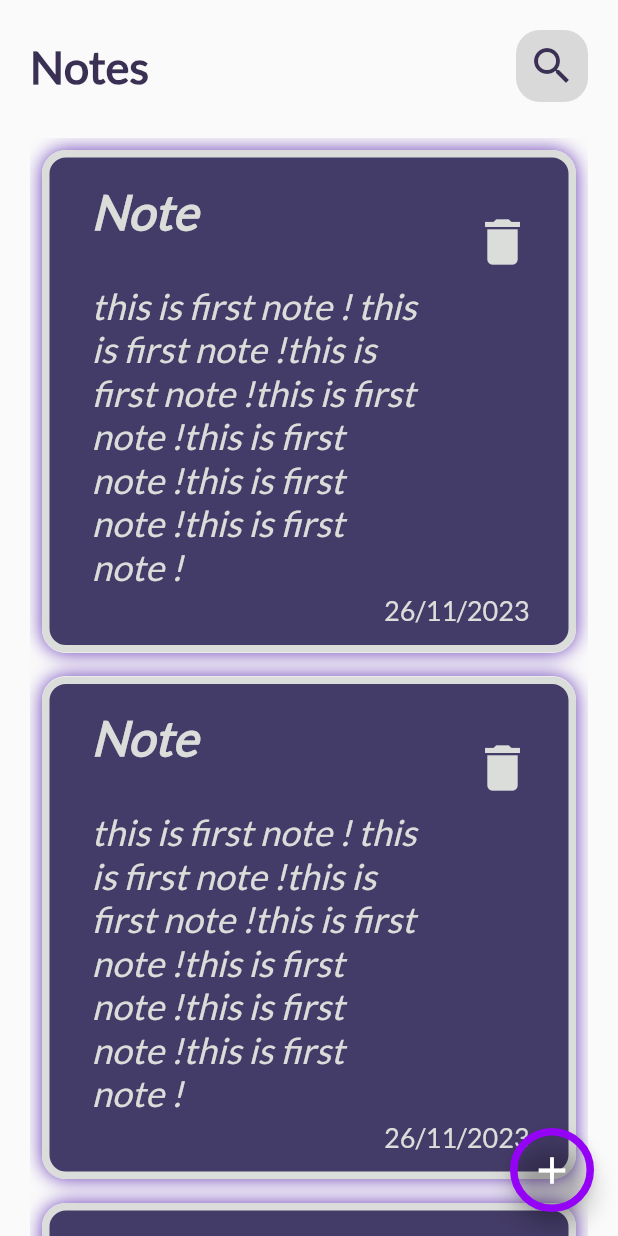
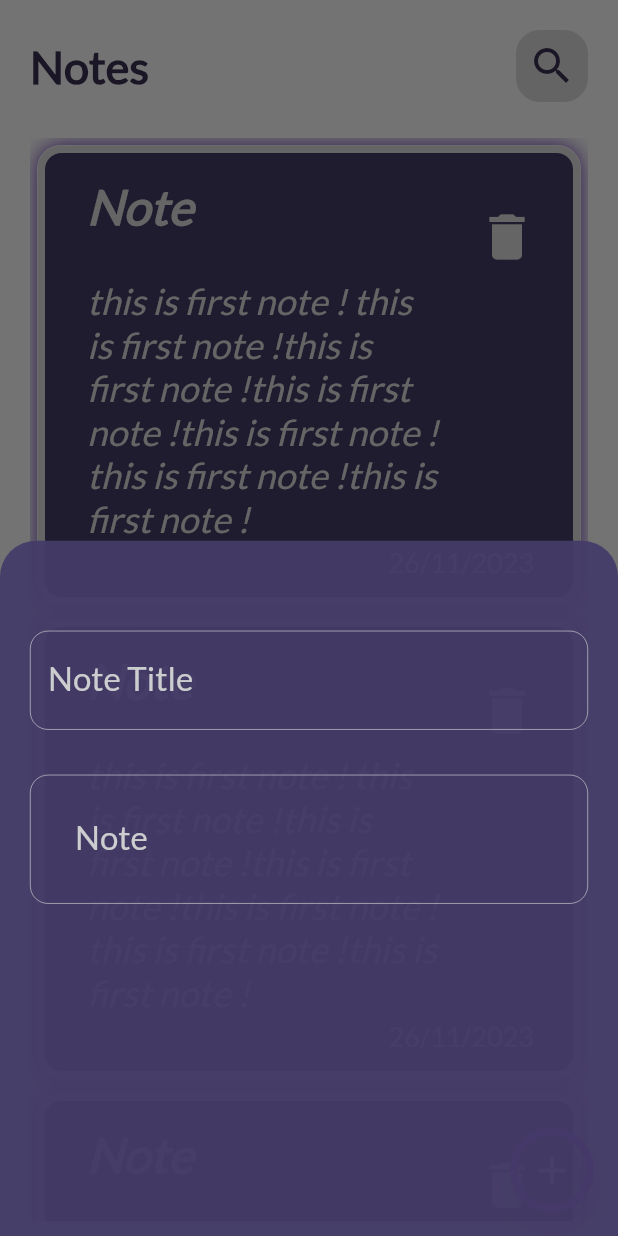
Before and after one commit to Tarek7Rashad/notekeep_flutter_app, a Flutter app: the screen it shows after launch, after a tap on the "add" icon, on a phone screen of 412 x 824 dp. Run offline on Flutter 3.47's test engine with Material 2 defaults, Android fonts, the light colour scheme and no system bars.

Commit message:
create CustomBottomSheet

```diff
--- a/lib/Screen/Note_HomeScreen.dart
+++ b/lib/Screen/Note_HomeScreen.dart
@@ -1,4 +1,6 @@
 import 'package:flutter/material.dart';
+import 'package:notekeep_flutter_app/shared/components/constant.dart';
+import 'package:notekeep_flutter_app/widget/CustomBottomSheet.dart';
 import 'package:notekeep_flutter_app/widget/NotesBody.dart';
 
 class NoteKeepHomeScreen extends StatelessWidget {
@@ -13,7 +15,20 @@ class NoteKeepHomeScreen extends StatelessWidget {
           shape: const CircleBorder(
               side: BorderSide(
                   width: 5, color: Color.fromARGB(255, 149, 3, 246))),
-          onPressed: () {},
+          onPressed: () {
+            showModalBottomSheet(
+              backgroundColor: kDarkPurpleColor.withOpacity(0.95),
+              shape: const RoundedRectangleBorder(
+                  borderRadius: BorderRadius.only(
+                topLeft: Radius.circular(24),
+                topRight: Radius.circular(24),
+              )),
+              context: context,
+              builder: (context) {
+                return const CustomBottomSheet();
+              },
+            );
+          },
           child: const Icon(
             Icons.add,
             size: 30,
--- /dev/null
+++ b/lib/widget/CustomBottomSheet.dart
@@ -0,0 +1,35 @@
+import 'package:flutter/material.dart';
+import 'package:notekeep_flutter_app/widget/CustomTextFormField.dart';
+
+class CustomBottomSheet extends StatelessWidget {
+  const CustomBottomSheet({
+    super.key,
+  });
+
+  @override
+  Widget build(BuildContext context) {
+    return const Padding(
+      padding: EdgeInsets.only(top: 30, right: 20, left: 20, bottom: 10),
+      child: Column(
+        crossAxisAlignment: CrossAxisAlignment.start,
+        children: [
+          SizedBox(
+            height: 30,
+          ),
+          CustomTextFormField(
+            hint: "Note Title",
+            label: "Note Title",
+          ),
+          SizedBox(
+            height: 30,
+          ),
+          CustomTextFormField(
+            contentPadding: EdgeInsets.all(30),
+            hint: "Note",
+            label: "Note",
+          ),
+        ],
+      ),
+    );
+  }
+}
--- a/lib/widget/CustomNotesListView.dart
+++ b/lib/widget/CustomNotesListView.dart
@@ -9,11 +9,14 @@ class CustomNotesListView extends StatelessWidget {
   @override
   Widget build(BuildContext context) {
     return Expanded(
-      child: ListView.builder(
-        itemCount: 10,
-        itemBuilder: (context, index) {
-          return const NoteItemWidget();
-        },
+      child: Padding(
+        padding: const EdgeInsets.only(bottom: 10),
+        child: ListView.builder(
+          itemCount: 10,
+          itemBuilder: (context, index) {
+            return const NoteItemWidget();
+          },
+        ),
       ),
     );
   }
--- /dev/null
+++ b/lib/widget/CustomTextFormField.dart
@@ -0,0 +1,34 @@
+import 'package:flutter/material.dart';
+import 'package:notekeep_flutter_app/shared/components/constant.dart';
+
+class CustomTextFormField extends StatelessWidget {
+  const CustomTextFormField({
+    super.key,
+    required this.hint,
+    required this.label,
+    this.contentPadding,
+  });
+  final String hint;
+  final String label;
+  final EdgeInsetsGeometry? contentPadding;
+  @override
+  Widget build(BuildContext context) {
+    return TextFormField(
+      style: const TextStyle(color: Colors.white, fontSize: 22),
+      decoration: InputDecoration(
+          contentPadding: contentPadding,
+          hintText: hint,
+          hintStyle:
+              TextStyle(color: kMattWhiteColor.withOpacity(.5), fontSize: 22),
+          labelText: label,
+          labelStyle:
+              TextStyle(color: kMattWhiteColor.withOpacity(.9), fontSize: 22),
+          enabledBorder: OutlineInputBorder(
+              borderRadius: BorderRadius.circular(12),
+              borderSide: const BorderSide(width: .4, color: kMattWhiteColor)),
+          focusedBorder: OutlineInputBorder(
+              borderRadius: BorderRadius.circular(12),
+              borderSide: const BorderSide(width: 2, color: kMattWhiteColor))),
+    );
+  }
+}
--- a/lib/widget/NoteItem.dart
+++ b/lib/widget/NoteItem.dart
@@ -9,7 +9,7 @@ class NoteItemWidget extends StatelessWidget {
   @override
   Widget build(BuildContext context) {
     return Padding(
-      padding: const EdgeInsets.all(8.0),
+      padding: const EdgeInsets.all(5.0),
       child: Container(
         decoration: BoxDecoration(
           boxShadow: const [
```
